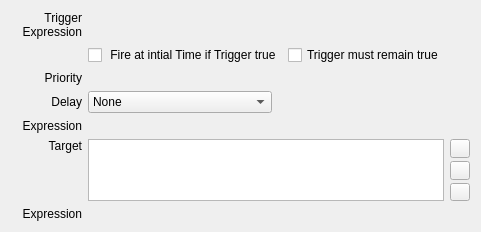
The window that copasi/UI/CQEventWidget1.ui (copasi/COPASI) describes before a commit, drawn with Qt 5.
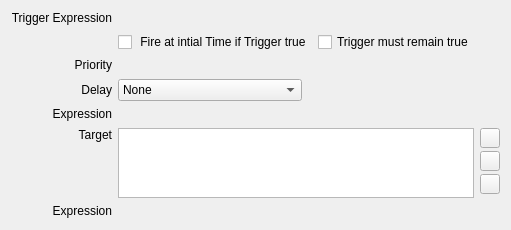
The same window after the commit. Custom widgets are drawn as their Qt base class.

Commit message: - issue 2422: fix for stretching of detail widgets for develop

What changed in the file:
```diff
--- a/copasi/UI/CQEventWidget1.ui
+++ b/copasi/UI/CQEventWidget1.ui
@@ -17,12 +17,12 @@
    <rect>
     <x>0</x>
     <y>0</y>
-    <width>481</width>
-    <height>232</height>
+    <width>464</width>
+    <height>230</height>
    </rect>
   </property>
   <property name="sizePolicy">
-   <sizepolicy hsizetype="Preferred" vsizetype="Preferred">
+   <sizepolicy hsizetype="MinimumExpanding" vsizetype="Preferred">
     <horstretch>0</horstretch>
     <verstretch>0</verstretch>
    </sizepolicy>
@@ -30,11 +30,11 @@
   <property name="caption" stdset="0">
    <string>Event Widget</string>
   </property>
-  <layout class="QGridLayout" name="gridLayout">
+  <layout class="QGridLayout" name="gridLayout" rowstretch="0,0,0,0,0,0,0" columnstretch="0,1,0,0">
    <item row="0" column="0">
     <widget class="QLabel" name="mpLabelTrigger">
      <property name="sizePolicy">
-      <sizepolicy hsizetype="Preferred" vsizetype="Minimum">
+      <sizepolicy hsizetype="Minimum" vsizetype="Minimum">
        <horstretch>0</horstretch>
        <verstretch>0</verstretch>
       </sizepolicy>
@@ -79,7 +79,7 @@
    <item row="2" column="0">
     <widget class="QLabel" name="PriorityExpression">
      <property name="sizePolicy">
-      <sizepolicy hsizetype="Preferred" vsizetype="Minimum">
+      <sizepolicy hsizetype="Minimum" vsizetype="Minimum">
        <horstretch>0</horstretch>
        <verstretch>0</verstretch>
       </sizepolicy>
@@ -109,6 +109,12 @@
    </item>
    <item row="3" column="0">
     <widget class="QLabel" name="mpLabelDelay">
+     <property name="sizePolicy">
+      <sizepolicy hsizetype="Minimum" vsizetype="Preferred">
+       <horstretch>0</horstretch>
+       <verstretch>0</verstretch>
+      </sizepolicy>
+     </property>
      <property name="layoutDirection">
       <enum>Qt::LeftToRight</enum>
      </property>
@@ -159,7 +165,7 @@
    <item row="4" column="0">
     <widget class="QLabel" name="mpLabelDelayExpression">
      <property name="sizePolicy">
-      <sizepolicy hsizetype="Preferred" vsizetype="Minimum">
+      <sizepolicy hsizetype="Minimum" vsizetype="Minimum">
        <horstretch>0</horstretch>
        <verstretch>0</verstretch>
       </sizepolicy>
@@ -189,6 +195,12 @@
    </item>
    <item row="5" column="0">
     <widget class="QLabel" name="mpLabelTarget">
+     <property name="sizePolicy">
+      <sizepolicy hsizetype="Minimum" vsizetype="Preferred">
+       <horstretch>0</horstretch>
+       <verstretch>0</verstretch>
+      </sizepolicy>
+     </property>
      <property name="text">
       <string>Target</string>
      </property>
@@ -203,7 +215,7 @@
    <item row="5" column="1" colspan="2">
     <widget class="QListWidget" name="mpLBTarget">
      <property name="sizePolicy">
-      <sizepolicy hsizetype="Preferred" vsizetype="Expanding">
+      <sizepolicy hsizetype="Expanding" vsizetype="Expanding">
        <horstretch>0</horstretch>
        <verstretch>4</verstretch>
       </sizepolicy>
@@ -215,6 +227,9 @@
      <property name="spacing">
       <number>3</number>
      </property>
+     <property name="sizeConstraint">
+      <enum>QLayout::SetFixedSize</enum>
+     </property>
      <item>
       <widget class="QToolButton" name="mpBtnSelectObject">
        <property name="maximumSize">
@@ -283,6 +298,12 @@
    </item>
    <item row="6" column="0">
     <widget class="QLabel" name="mpLabelEA">
+     <property name="sizePolicy">
+      <sizepolicy hsizetype="Minimum" vsizetype="Preferred">
+       <horstretch>0</horstretch>
+       <verstretch>0</verstretch>
+      </sizepolicy>
+     </property>
      <property name="text">
       <string>Expression</string>
      </property>
```
Left out of the diff: 5 changed lines with no effect on the pictures. The commit also changes 5 other files.
